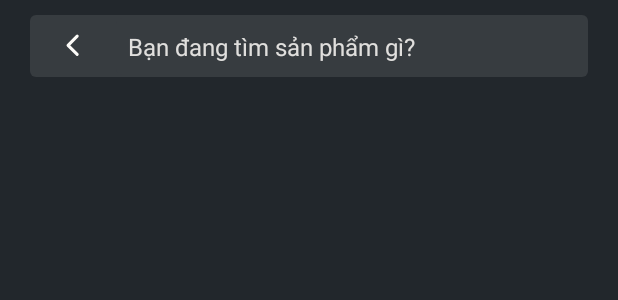
After one commit to KemVaniNe/android_balo, an Android app: the layout activity_search.xml on its own in the app's theme, with its tools: preview values and no code run, on a phone screen of 412 x 824 dp. The commit adds this screen. Shown: the top 300 px of the screen. Run offline under Robolectric (Android 15) with nearby library versions, the phone set to English and light mode, and no system bars.

Commit message:
[VAN] create search act

```diff
--- a/app/src/main/AndroidManifest.xml
+++ b/app/src/main/AndroidManifest.xml
@@ -13,6 +13,9 @@
         android:theme="@style/FullScreenTheme"
         tools:targetApi="31">
         <activity
+            android:name=".ui.search.SearchActivity"
+            android:exported="false" />
+        <activity
             android:name=".ui.main.MainActivity"
             android:exported="true">
             <intent-filter>
--- /dev/null
+++ b/app/src/main/res/drawable/bg_search.xml
@@ -0,0 +1,5 @@
+<?xml version="1.0" encoding="utf-8"?>
+<shape android:shape="rectangle" xmlns:android="http://schemas.android.com/apk/res/android">
+    <solid android:color="@color/color_input"/>
+    <corners android:radius="4dp"/>
+</shape>
--- /dev/null
+++ b/app/src/main/res/drawable/ic_back_white.xml
@@ -0,0 +1,13 @@
+<?xml version="1.0" encoding="utf-8"?>
+<vector xmlns:android="http://schemas.android.com/apk/res/android"
+    android:width="25dp"
+    android:height="25dp"
+    android:viewportWidth="25"
+    android:viewportHeight="25">
+    <path
+        android:strokeColor="#FFFCFBF8"
+        android:strokeWidth="2"
+        android:strokeLineCap="round"
+        android:strokeLineJoin="round"
+        android:pathData="M15.25 18.04l-6-6 6-6"/>
+</vector>
--- /dev/null
+++ b/app/src/main/res/layout/activity_search.xml
@@ -0,0 +1,48 @@
+<?xml version="1.0" encoding="utf-8"?>
+<androidx.constraintlayout.widget.ConstraintLayout xmlns:android="http://schemas.android.com/apk/res/android"
+    xmlns:app="http://schemas.android.com/apk/res-auto"
+    xmlns:tools="http://schemas.android.com/tools"
+    android:id="@+id/main"
+    android:layout_width="match_parent"
+    android:layout_height="match_parent"
+    android:background="@color/color_bg"
+    android:fitsSystemWindows="true">
+
+    <androidx.constraintlayout.widget.ConstraintLayout
+        android:layout_width="match_parent"
+        android:layout_height="wrap_content"
+        android:layout_marginHorizontal="20dp"
+        android:layout_marginTop="10dp"
+        android:background="@drawable/bg_search"
+        app:layout_constraintTop_toTopOf="parent">
+
+        <ImageView
+            android:id="@+id/imgBack"
+            android:layout_width="wrap_content"
+            android:layout_height="wrap_content"
+            android:paddingHorizontal="16dp"
+            android:paddingVertical="8dp"
+            android:src="@drawable/ic_back_white"
+            app:layout_constraintBottom_toBottomOf="parent"
+            app:layout_constraintStart_toStartOf="parent"
+            app:layout_constraintTop_toTopOf="parent" />
+
+        <EditText
+            android:id="@+id/edtSearch"
+            android:layout_width="0dp"
+            android:layout_height="wrap_content"
+            android:background="@drawable/bg_search"
+            android:hint="@string/search_something"
+            android:lines="1"
+            android:maxLines="1"
+            android:padding="8dp"
+            android:textColor="@color/color_text"
+            android:textColorHint="@color/color_hint"
+            android:textSize="16dp"
+            app:layout_constraintBottom_toBottomOf="parent"
+            app:layout_constraintEnd_toEndOf="parent"
+            app:layout_constraintStart_toEndOf="@id/imgBack"
+            app:layout_constraintTop_toTopOf="parent" />
+    </androidx.constraintlayout.widget.ConstraintLayout>
+
+</androidx.constraintlayout.widget.ConstraintLayout>
--- a/app/src/main/res/values/strings.xml
+++ b/app/src/main/res/values/strings.xml
@@ -9,4 +9,5 @@
     <string name="contact">Liên hệ</string>
     <string name="favorite">Yêu thích</string>
     <string name="empty_favorite">Chưa có sản phẩm yêu thích</string>
+    <string name="search_something">Bạn đang tìm sản phẩm gì?</string>
 </resources>
```
Also changed, not shown: app/src/main/java/com/example/balo/ui/home/HomeFragment.kt (+16 -48 lines), app/src/main/java/com/example/balo/ui/search/SearchActivity.kt (added, +22 -0 lines), app/src/main/res/drawable/ic_search.xml (added, +13 -0 lines), app/src/main/res/layout/fragment_home.xml (+32 -8 lines).
